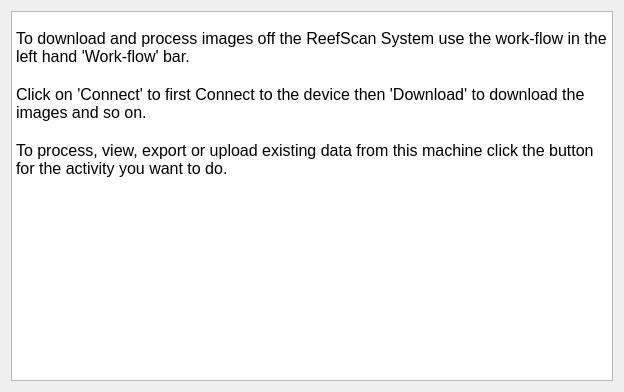
open-AIMS/reefscan_desktop_data_manager, file src/resources/start.ui: the form before one commit.
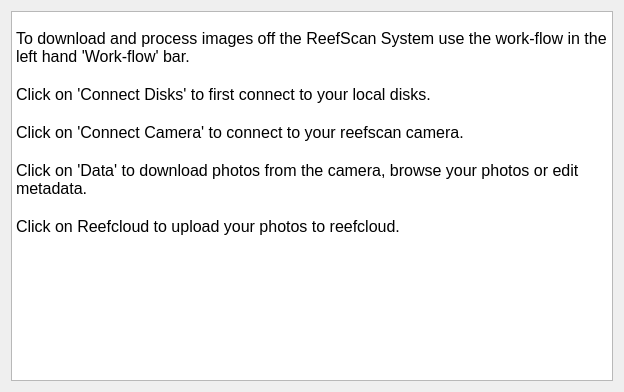
The form after the commit.

Patch:
```diff
--- a/src/resources/start.ui
+++ b/src/resources/start.ui
@@ -24,9 +24,15 @@
 &lt;p style=&quot;-qt-paragraph-type:empty; margin-top:0px; margin-bottom:0px; margin-left:0px; margin-right:0px; -qt-block-indent:0; text-indent:0px;&quot;&gt;&lt;br /&gt;&lt;/p&gt;
 &lt;p style=&quot; margin-top:0px; margin-bottom:0px; margin-left:0px; margin-right:0px; -qt-block-indent:0; text-indent:0px;&quot;&gt;&lt;span style=&quot; font-size:12pt;&quot;&gt;To download and process images off the ReefScan System use the work-flow in the left hand 'Work-flow' bar. &lt;/span&gt;&lt;/p&gt;
 &lt;p style=&quot;-qt-paragraph-type:empty; margin-top:0px; margin-bottom:0px; margin-left:0px; margin-right:0px; -qt-block-indent:0; text-indent:0px; font-size:12pt;&quot;&gt;&lt;br /&gt;&lt;/p&gt;
-&lt;p style=&quot; margin-top:0px; margin-bottom:0px; margin-left:0px; margin-right:0px; -qt-block-indent:0; text-indent:0px;&quot;&gt;&lt;span style=&quot; font-size:12pt;&quot;&gt;Click on 'Connect' to first Connect to the device then 'Download' to download the images and so on.&lt;/span&gt;&lt;/p&gt;
+&lt;p style=&quot; margin-top:0px; margin-bottom:0px; margin-left:0px; margin-right:0px; -qt-block-indent:0; text-indent:0px;&quot;&gt;&lt;span style=&quot; font-size:12pt;&quot;&gt;Click on 'Connect Disks' to first connect to your local disks.&lt;/span&gt;&lt;/p&gt;
 &lt;p style=&quot;-qt-paragraph-type:empty; margin-top:0px; margin-bottom:0px; margin-left:0px; margin-right:0px; -qt-block-indent:0; text-indent:0px; font-size:12pt;&quot;&gt;&lt;br /&gt;&lt;/p&gt;
-&lt;p style=&quot; margin-top:0px; margin-bottom:0px; margin-left:0px; margin-right:0px; -qt-block-indent:0; text-indent:0px;&quot;&gt;&lt;span style=&quot; font-size:12pt;&quot;&gt;To process, view, export or upload existing data from this machine click the button for the activity you want to do.&lt;/span&gt;&lt;/p&gt;
+&lt;p style=&quot; margin-top:0px; margin-bottom:0px; margin-left:0px; margin-right:0px; -qt-block-indent:0; text-indent:0px;&quot;&gt;&lt;span style=&quot; font-size:12pt;&quot;&gt;Click on 'Connect Camera' to connect to your reefscan camera.&lt;/span&gt;&lt;/p&gt;
+&lt;p style=&quot;-qt-paragraph-type:empty; margin-top:0px; margin-bottom:0px; margin-left:0px; margin-right:0px; -qt-block-indent:0; text-indent:0px; font-size:12pt;&quot;&gt;&lt;br /&gt;&lt;/p&gt;
+&lt;p style=&quot; margin-top:0px; margin-bottom:0px; margin-left:0px; margin-right:0px; -qt-block-indent:0; text-indent:0px;&quot;&gt;&lt;span style=&quot; font-size:12pt;&quot;&gt;Click on 'Data' to download photos from the camera, browse your photos or edit metadata.&lt;/span&gt;&lt;/p&gt;
+&lt;p style=&quot;-qt-paragraph-type:empty; margin-top:0px; margin-bottom:0px; margin-left:0px; margin-right:0px; -qt-block-indent:0; text-indent:0px; font-size:12pt;&quot;&gt;&lt;br /&gt;&lt;/p&gt;
+&lt;p style=&quot; margin-top:0px; margin-bottom:0px; margin-left:0px; margin-right:0px; -qt-block-indent:0; text-indent:0px;&quot;&gt;&lt;span style=&quot; font-size:12pt;&quot;&gt;Click on Reefcloud to upload your photos to reefcloud.&lt;/span&gt;&lt;/p&gt;
+&lt;p style=&quot;-qt-paragraph-type:empty; margin-top:0px; margin-bottom:0px; margin-left:0px; margin-right:0px; -qt-block-indent:0; text-indent:0px; font-size:12pt;&quot;&gt;&lt;br /&gt;&lt;/p&gt;
+&lt;p style=&quot;-qt-paragraph-type:empty; margin-top:0px; margin-bottom:0px; margin-left:0px; margin-right:0px; -qt-block-indent:0; text-indent:0px;&quot;&gt;&lt;br /&gt;&lt;/p&gt;
 &lt;p style=&quot;-qt-paragraph-type:empty; margin-top:0px; margin-bottom:0px; margin-left:0px; margin-right:0px; -qt-block-indent:0; text-indent:0px; font-size:12pt;&quot;&gt;&lt;br /&gt;&lt;/p&gt;
 &lt;p style=&quot;-qt-paragraph-type:empty; margin-top:0px; margin-bottom:0px; margin-left:0px; margin-right:0px; -qt-block-indent:0; text-indent:0px; font-size:12pt;&quot;&gt;&lt;br /&gt;&lt;/p&gt;&lt;/body&gt;&lt;/html&gt;</string>
      </property>
```
